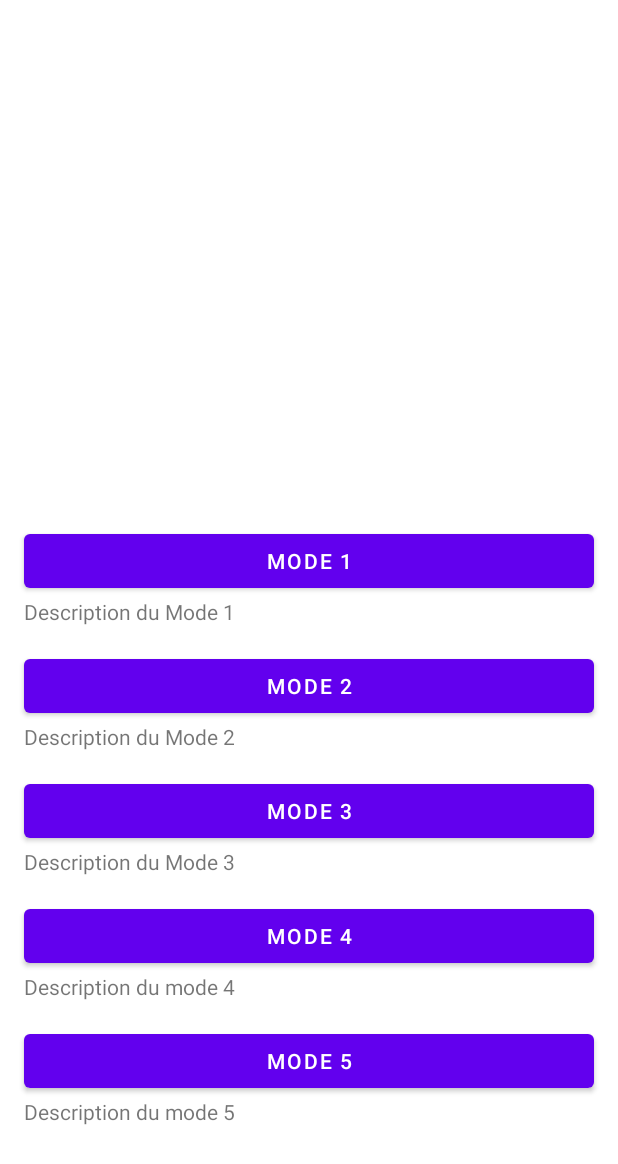
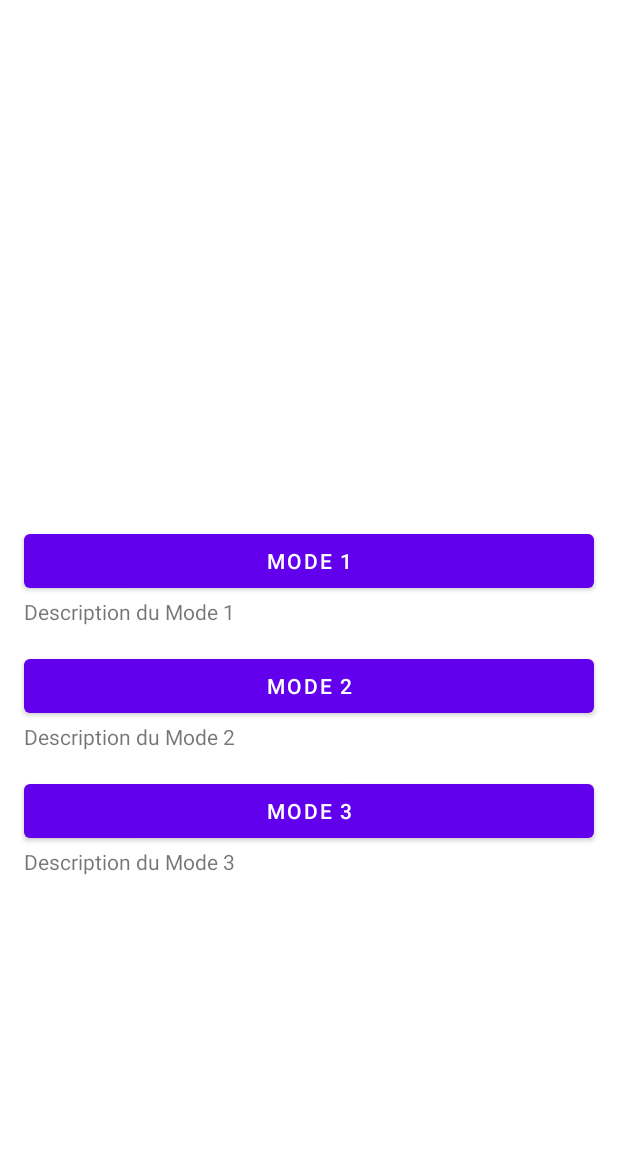
Before and after one commit to MGuckert/OrionProject, an Android app: the layout fragment_vibrations.xml on its own in the app's theme, with its tools: preview values and no code run, on a phone screen of 412 x 824 dp. Shown: the top 1164 px of the screen. Run offline under Robolectric (Android 15) with nearby library versions, the phone set to English and light mode, and no system bars.

Commit message:
Fix most warnings

```diff
--- a/app/src/main/res/layout/activity_main.xml
+++ b/app/src/main/res/layout/activity_main.xml
@@ -6,11 +6,11 @@
     android:layout_height="match_parent">
 
 
-    <androidx.viewpager.widget.ViewPager
+    <androidx.viewpager2.widget.ViewPager2
         android:id="@+id/vpPager"
         android:layout_width="match_parent"
         android:layout_height="match_parent">
-    </androidx.viewpager.widget.ViewPager>
+    </androidx.viewpager2.widget.ViewPager2>
 
     <com.google.android.material.appbar.AppBarLayout
         android:layout_width="match_parent"
--- a/app/src/main/res/layout/fragment_vibrations.xml
+++ b/app/src/main/res/layout/fragment_vibrations.xml
@@ -80,40 +80,6 @@
                 android:text="@string/description_du_mode_3"
                 android:layout_gravity="center"/>
 
-            <Button
-                android:id="@+id/buttonMode4"
-                android:layout_width="match_parent"
-                android:layout_height="wrap_content"
-                android:layout_marginHorizontal="@dimen/activity_horizontal_margin"
-                android:layout_marginTop="@dimen/activity_vertical_margin"
-                android:text="@string/mode_4"
-                android:layout_gravity="center"/>
-
-            <TextView
-                android:id="@+id/textDescMode4"
-                android:layout_width="match_parent"
-                android:layout_height="wrap_content"
-                android:layout_marginHorizontal="@dimen/activity_horizontal_margin"
-                android:text="@string/description_du_mode_4"
-                android:layout_gravity="center"/>
-
-            <Button
-                android:id="@+id/buttonMode5"
-                android:layout_width="match_parent"
-                android:layout_height="wrap_content"
-                android:layout_marginHorizontal="@dimen/activity_horizontal_margin"
-                android:layout_marginTop="@dimen/activity_vertical_margin"
-                android:text="@string/mode_5"
-                android:layout_gravity="center"/>
-
-            <TextView
-                android:id="@+id/textDescMode5"
-                android:layout_width="match_parent"
-                android:layout_height="wrap_content"
-                android:layout_marginHorizontal="@dimen/activity_horizontal_margin"
-                android:text="@string/description_du_mode_5"
-                android:layout_gravity="center"/>
-
         </LinearLayout>
     </ScrollView>
 </LinearLayout>
--- a/build.gradle
+++ b/build.gradle
@@ -1,7 +1,7 @@
 // Top-level build file where you can add configuration options common to all sub-projects/modules.
 plugins {
-    id 'com.android.application' version '7.1.2' apply false
-    id 'com.android.library' version '7.1.2' apply false
+    id 'com.android.application' version '7.1.3' apply false
+    id 'com.android.library' version '7.1.3' apply false
 }
 
 task clean(type: Delete) {
```
Also changed, not shown: app/src/main/java/com/example/tactigant20/MainActivity.java (+33 -28 lines), app/src/main/java/com/example/tactigant20/MyNotificationListenerService.java (+0 -8 lines), app/src/main/java/com/example/tactigant20/ui/home/HomeFragment.java (+41 -25 lines), app/src/main/java/com/example/tactigant20/ui/notifications/NotificationsFragment.java (+13 -22 lines), app/src/main/java/com/example/tactigant20/ui/vibrations/VibrationsFragment.java (+15 -23 lines).
